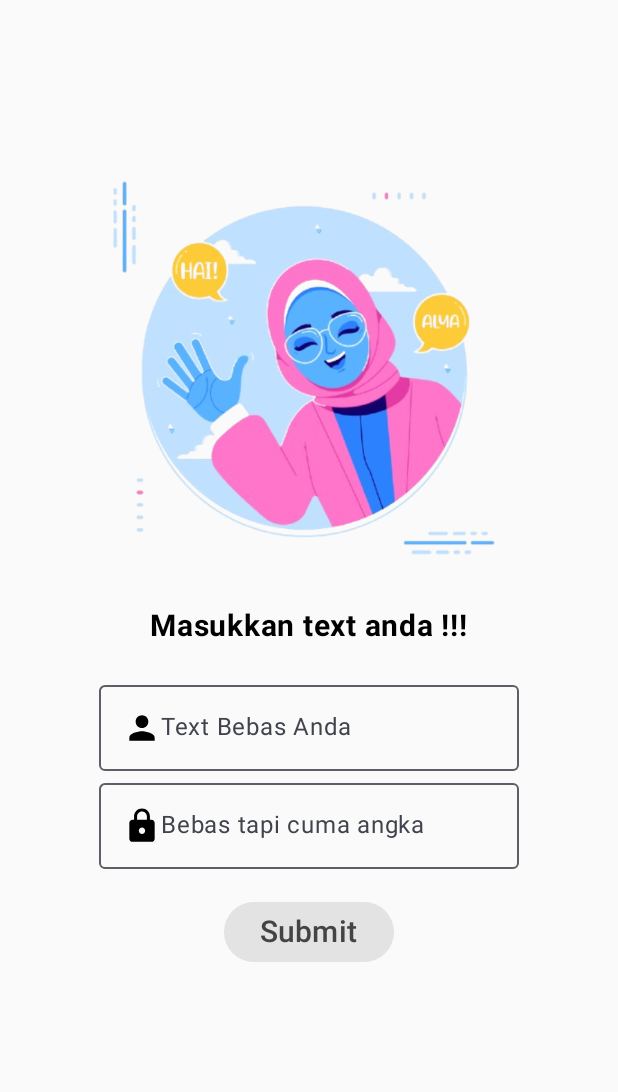
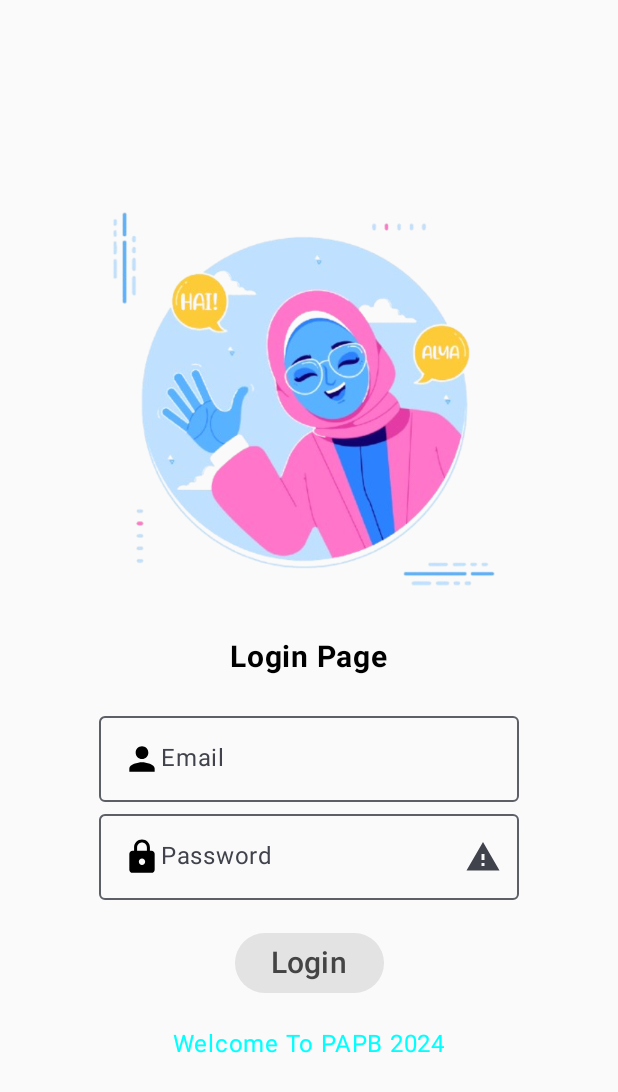
Before and after one commit to acil23/PAPB_Prak_Proj, an Android app built with Jetpack Compose: the screen it shows after launch (MainActivity), on a phone screen of 412 x 824 dp. Shown: the top 1092 px of the screen. Run offline under Robolectric (Android 15) with nearby library versions, the phone set to English and light mode, and no system bars; our stand-ins replace Firebase (no records; nobody signed in at launch, a user with empty details on screens opened directly).

Commit message:
tambahan untuk LK5

```diff
--- a/Project Papb/app/build.gradle.kts
+++ b/Project Papb/app/build.gradle.kts
@@ -2,6 +2,7 @@ plugins {
     alias(libs.plugins.android.application)
     alias(libs.plugins.jetbrains.kotlin.android)
     alias(libs.plugins.compose.compiler)
+    alias(libs.plugins.google.gms.google.services)
 }
 
 android {
@@ -61,6 +62,7 @@ dependencies {
     implementation(libs.androidx.ui.tooling.preview)
     implementation(libs.androidx.material3)
     implementation(libs.androidx.compose.material)
+    implementation(libs.firebase.database)
     testImplementation(libs.junit)
     androidTestImplementation(libs.androidx.junit)
     androidTestImplementation(libs.androidx.espresso.core)
@@ -70,5 +72,4 @@ dependencies {
     debugImplementation(libs.androidx.ui.test.manifest)
     debugImplementation(libs.androidx.ui.tooling)
     implementation(libs.androidx.lifecycle.viewmodel.compose)
-
 }
--- a/Project Papb/build.gradle.kts
+++ b/Project Papb/build.gradle.kts
@@ -3,4 +3,5 @@ plugins {
     alias(libs.plugins.android.application) apply false
     alias(libs.plugins.jetbrains.kotlin.android) apply false
     alias(libs.plugins.compose.compiler) apply false
+    alias(libs.plugins.google.gms.google.services) apply false
 }
--- a/Project Papb/gradle/libs.versions.toml
+++ b/Project Papb/gradle/libs.versions.toml
@@ -10,6 +10,8 @@ activityCompose = "1.9.1"
 composeBom = "2024.08.00"
 composeMaterial = "1.3.1"
 lifecycleViewmodelCompose = "2.8.5"
+googleGmsGoogleServices = "4.4.2"
+firebaseDatabase = "21.0.0"
 
 [libraries]
 androidx-core-ktx = { group = "androidx.core", name = "core-ktx", version.ref = "coreKtx" }
@@ -28,9 +30,11 @@ androidx-ui-test-manifest = { group = "androidx.compose.ui", name = "ui-test-man
 androidx-ui-test-junit4 = { group = "androidx.compose.ui", name = "ui-test-junit4" }
 androidx-material3 = { group = "androidx.compose.material3", name = "material3" }
 androidx-compose-material = { group = "androidx.wear.compose", name = "compose-material", version.ref = "composeMaterial" }
+firebase-database = { group = "com.google.firebase", name = "firebase-database", version.ref = "firebaseDatabase" }
 
 [plugins]
 android-application = { id = "com.android.application", version.ref = "agp" }
 jetbrains-kotlin-android = { id = "org.jetbrains.kotlin.android", version = "2.0.20" }
 org-jetbrains-kotlin-android = { id = "org.jetbrains.kotlin.android", version.ref = "kotlin" }
 compose-compiler = { id = "org.jetbrains.kotlin.plugin.compose", version.ref = "kotlin" }
+google-gms-google-services = { id = "com.google.gms.google-services", version.ref = "googleGmsGoogleServices" }
--- a/lk2Praktikum/app/src/main/AndroidManifest.xml
+++ b/lk2Praktikum/app/src/main/AndroidManifest.xml
@@ -13,6 +13,9 @@
         android:theme="@style/Theme.Lk2Praktikum"
         tools:targetApi="31">
         <activity
+            android:name=".ListActivity"
+            android:exported="false" />
+        <activity
             android:name=".MainActivity"
             android:exported="true"
             android:label="@string/app_name"
--- a/lk2Praktikum/app/src/main/java/com/papb/lk2praktikum/lk2Screen.kt
+++ b/lk2Praktikum/app/src/main/java/com/papb/lk2praktikum/lk2Screen.kt
@@ -1,31 +1,24 @@
 package com.papb.lk2praktikum
 
-import android.inputmethodservice.Keyboard
-import android.widget.Toast
 import androidx.compose.foundation.ExperimentalFoundationApi
 import androidx.compose.foundation.Image
-import androidx.compose.foundation.clickable
-import androidx.compose.foundation.combinedClickable
-import androidx.compose.foundation.gestures.detectTapGestures
-import androidx.compose.foundation.horizontalScroll
 import androidx.compose.foundation.layout.Arrangement
 import androidx.compose.foundation.layout.Column
 import androidx.compose.foundation.layout.Row
 import androidx.compose.foundation.layout.Spacer
 import androidx.compose.foundation.layout.fillMaxSize
-import androidx.compose.foundation.layout.fillMaxWidth
 import androidx.compose.foundation.layout.height
-import androidx.compose.foundation.layout.padding
 import androidx.compose.foundation.layout.size
 import androidx.compose.foundation.text.KeyboardOptions
 import androidx.compose.material.icons.Icons
-import androidx.compose.material.icons.filled.AccountBox
-import androidx.compose.material.icons.filled.Create
+import androidx.compose.material.icons.filled.Info
 import androidx.compose.material.icons.filled.Lock
 import androidx.compose.material.icons.filled.Person
+import androidx.compose.material.icons.filled.Warning
 import androidx.compose.material3.Button
 import androidx.compose.material3.ButtonDefaults
-import androidx.compose.material3.OutlinedButton
+import androidx.compose.material3.Icon
+import androidx.compose.material3.IconButton
 import androidx.compose.material3.OutlinedTextField
 import androidx.compose.material3.Text
 import androidx.compose.runtime.Composable
@@ -33,14 +26,14 @@ import androidx.compose.runtime.*
 import androidx.compose.ui.Alignment
 import androidx.compose.ui.Modifier
 import androidx.compose.ui.graphics.Color
-import androidx.compose.ui.graphics.vector.ImageVector
-import androidx.compose.ui.input.pointer.pointerInput
 import androidx.compose.ui.platform.LocalContext
 import androidx.compose.ui.res.painterResource
 import androidx.compose.ui.text.TextStyle
 import androidx.compose.ui.text.font.FontFamily
 import androidx.compose.ui.text.font.FontWeight
 import androidx.compose.ui.text.input.KeyboardType
+import androidx.compose.ui.text.input.PasswordVisualTransformation
+import androidx.compose.ui.text.input.VisualTransformation
 import androidx.compose.ui.tooling.preview.Preview
 import androidx.compose.ui.unit.dp
 import androidx.compose.ui.unit.sp
@@ -48,26 +41,18 @@ import com.papb.lk2praktikum.ui.theme.Lk2PraktikumTheme
 
 @OptIn(ExperimentalFoundationApi::class)
 @Composable
-fun Tampilan(){
+fun Tampilan(onLoginClicked: (String, String) -> Unit){
 
-    var teks by remember{
+    var inputEmail by remember{
         mutableStateOf("")
     }
 
-    var inputTeks by remember{
+    var inputPassword by remember{
         mutableStateOf("")
     }
 
-    var teks2 by remember{
-        mutableStateOf("")
-    }
-
-    var inputTeks2 by remember{
-        mutableStateOf("")
-    }
-
-    val isFormFilled = inputTeks.isNotEmpty() && inputTeks2.isNotEmpty()
-    var context = LocalContext.current
+    val isFormFilled = inputEmail.isNotEmpty() && inputPassword.isNotEmpty()
+    val context = LocalContext.current
 
     Column (
         modifier = Modifier.fillMaxSize(),
@@ -78,61 +63,66 @@ fun Tampilan(){
 
         Spacer(modifier = Modifier.height(10.dp))
 
-        Text(text = "Masukkan text anda !!!", fontSize = 20.sp, fontWeight = FontWeight.Bold)
+        Text(text = "Login Page", fontSize = 20.sp, fontWeight = FontWeight.Bold)
 
         Spacer(modifier = Modifier.height(19.dp))
 
-        OutlinedTextField(value = inputTeks, onValueChange = {inputTeks = it}, textStyle = TextStyle(color = Color.Magenta), label = {
+        OutlinedTextField(value = inputEmail, onValueChange = {inputEmail = it}, textStyle = TextStyle(color = Color.Magenta), label = {
             Row(horizontalArrangement = Arrangement.Center) {
                 Image(
                     imageVector = Icons.Filled.Person,
                     contentDescription = "icon nama",
                     modifier = Modifier.size(25.dp)
                 )
-                Text(text = "Text Bebas Anda")
+                Text(text = "Email")
             }
         })
+//        keyboardOptions = KeyboardOptions.Default.copy(keyboardType = KeyboardType.Number),
+        var passwordVisible by remember { mutableStateOf(false) }
 
-        OutlinedTextField(keyboardOptions = KeyboardOptions.Default.copy(keyboardType = KeyboardType.Number),value = inputTeks2, onValueChange = {inputTeks2 = it}, textStyle = TextStyle(color = Color.Magenta), label = {
+        OutlinedTextField(
+            value = inputPassword,
+            onValueChange = { inputPassword = it },
+            textStyle = TextStyle(color = Color.Magenta),
+            visualTransformation = if (passwordVisible) VisualTransformation.None else PasswordVisualTransformation(),
+            keyboardOptions = KeyboardOptions(keyboardType = KeyboardType.Password),
+            label = {
                 Row(horizontalArrangement = Arrangement.Center) {
                     Image(
                         imageVector = Icons.Filled.Lock,
                         contentDescription = "icon kunci",
                         modifier = Modifier.size(25.dp)
                     )
-                Text(text = "Bebas tapi cuma angka")
+                    Text(text = "Password")
                 }
-        })
+            },
+            trailingIcon = {
+                IconButton(onClick = { passwordVisible = !passwordVisible }) {
+                    Icon(
+                        imageVector = if (passwordVisible) Icons.Filled.Info else Icons.Filled.Warning,
+                        contentDescription = if (passwordVisible) "Hide password" else "Show password"
+                    )
+                }
+            }
+        )
+
 
 
         Spacer(modifier = Modifier.height(18.dp))
 
         Button(
-            onClick = {teks = inputTeks; teks2 = inputTeks2},
+            onClick = {onLoginClicked(inputEmail, inputPassword)},
             enabled = isFormFilled,
             colors = ButtonDefaults.buttonColors(
                 containerColor = if (isFormFilled) Color.Blue else Color.DarkGray
             )
         ) {
-            Text(modifier = Modifier
-                .combinedClickable(
-                    onClick = {teks = inputTeks; teks2 = inputTeks2},
-                    onLongClick = {
-                        Toast.makeText(context, "Nama: $inputTeks\nNIM: $inputTeks2", Toast.LENGTH_SHORT).show()
-                    },
-                    enabled = isFormFilled
-                ),
-                text = "Submit", fontSize = 20.sp, fontFamily = FontFamily.SansSerif, color = if (isFormFilled) Color.White else Color.DarkGray)
+            Text(text = "Login", fontSize = 20.sp, fontFamily = FontFamily.SansSerif, color = if (isFormFilled) Color.White else Color.DarkGray)
         }
-
 
         Spacer(modifier = Modifier.height(18.dp))
 
-        Text(text = teks)
-
-        Spacer(modifier = Modifier.height(18.dp))
-
-        Text(text = teks2)
+        Text(text = "Welcome To PAPB 2024", color = Color.Cyan)
     }
 }
 
@@ -140,8 +130,8 @@ fun Tampilan(){
 
 @Preview(showBackground = true)
 @Composable
-fun DefaultPreview(){
+fun PreviewTampilan() {
     Lk2PraktikumTheme {
-        Tampilan()
+        Tampilan(onLoginClicked = { _, _ -> /* Do nothing for preview */ })
     }
 }
--- a/lk2Praktikum/build.gradle.kts
+++ b/lk2Praktikum/build.gradle.kts
@@ -2,4 +2,5 @@
 plugins {
     alias(libs.plugins.android.application) apply false
     alias(libs.plugins.jetbrains.kotlin.android) apply false
+    id("com.google.gms.google-services") version "4.4.2" apply false
 }
```
Also changed, not shown: lk2Praktikum/app/build.gradle.kts (+15 -0 lines), lk2Praktikum/app/src/main/java/com/papb/lk2praktikum/ListActivity.kt (added, +64 -0 lines), lk2Praktikum/app/src/main/java/com/papb/lk2praktikum/MainActivity.kt (+39 -8 lines), lk2Praktikum/app/src/main/res/layout/activity_list.xml (added, +10 -0 lines), lk2Praktikum/gradle/libs.versions.toml (+17 -0 lines), 2 other files. Lines whose indentation alone changed are shown as unchanged.
